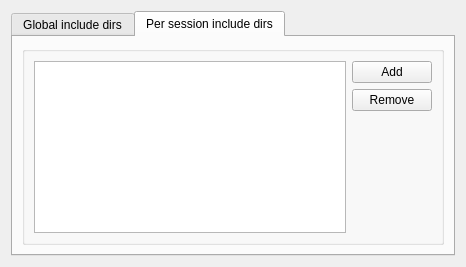
Old version of the form src/configuration.ui in the repository zaufi/kate-cpp-helper-plugin.
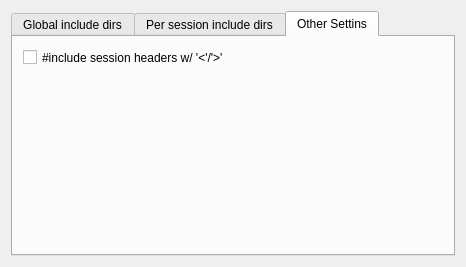
New version of the form. The open tabs and pages were chosen to show the change. Custom widgets are drawn as their Qt base class.

Commit message: "Copy #include to Clipboard" action has implemented

What changed in the file:
```diff
--- a/src/configuration.ui
+++ b/src/configuration.ui
@@ -16,6 +16,9 @@
   <layout class="QHBoxLayout" name="horizontalLayout_2">
    <item>
     <widget class="KTabWidget" name="ktabwidget">
+     <property name="layoutDirection">
+      <enum>Qt::LeftToRight</enum>
+     </property>
      <property name="currentIndex">
       <number>1</number>
      </property>
@@ -139,6 +142,24 @@
        </item>
       </layout>
      </widget>
+     <widget class="QWidget" name="tabSettings">
+      <attribute name="title">
+       <string>Other Settins</string>
+      </attribute>
+      <widget class="QCheckBox" name="includeMarkersSwitch">
+       <property name="geometry">
+        <rect>
+         <x>10</x>
+         <y>10</y>
+         <width>421</width>
+         <height>21</height>
+        </rect>
+       </property>
+       <property name="text">
+        <string>#include session headers w/ '&lt;'/'&gt;'</string>
+       </property>
+      </widget>
+     </widget>
     </widget>
    </item>
   </layout>
```
Left out of the diff: 4 changed lines with no effect on the pictures. The commit also changes 3 other files.
